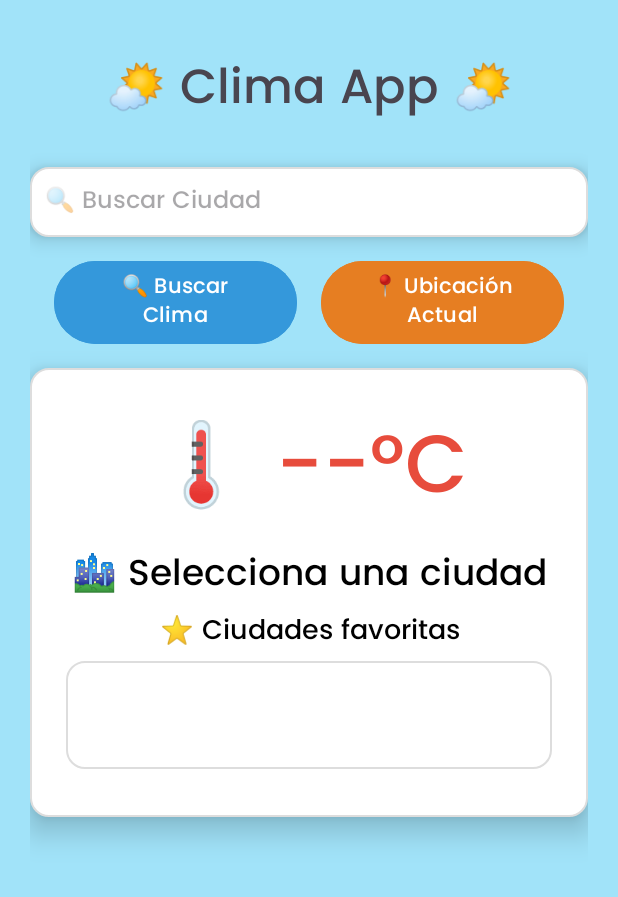
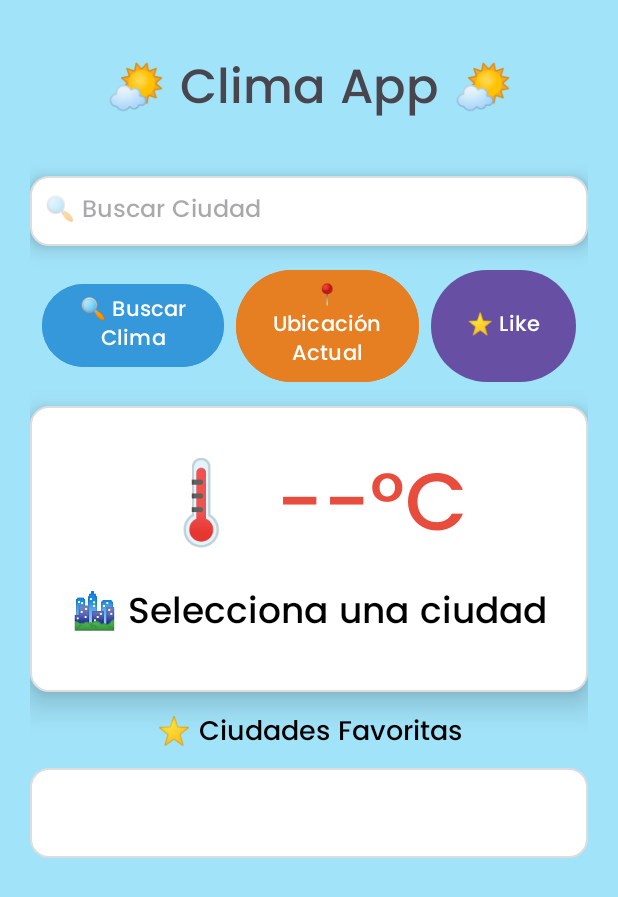
Before and after one commit to BuBaBug/DesafioLatam-AppDelClima, an Android app: the screen it shows after launch (MainActivity), after a tap on "📍 Ubicación Actual", on a phone screen of 412 x 824 dp. Shown: the top 897 px of the screen. Run offline under Robolectric (Android 15) with nearby library versions, the phone set to English and light mode, and no system bars; 1 statement that could not run was skipped.

Commit message:
add FilesEnd ClimaApp

```diff
--- a/app/build.gradle.kts
+++ b/app/build.gradle.kts
@@ -48,6 +48,8 @@ dependencies {
     implementation("org.jetbrains.kotlinx:kotlinx-coroutines-play-services:1.7.3")
     implementation("com.google.android.gms:play-services-location:21.0.1")
 
+    implementation("androidx.recyclerview:recyclerview:1.2.1")
+
     implementation(libs.androidx.core.ktx)
     implementation(libs.androidx.appcompat)
     implementation(libs.material)
--- a/app/src/main/java/com/example/appdelclima/MainActivity.kt
+++ b/app/src/main/java/com/example/appdelclima/MainActivity.kt
@@ -1,28 +1,38 @@
 package com.example.appdelclima
 
+import android.Manifest
+import android.content.pm.PackageManager
+import android.location.Geocoder
+import android.location.Location
 import android.os.Bundle
 import android.widget.*
 import androidx.activity.viewModels
 import androidx.appcompat.app.AppCompatActivity
+import androidx.core.app.ActivityCompat
 import androidx.recyclerview.widget.LinearLayoutManager
 import androidx.recyclerview.widget.RecyclerView
 import com.example.appdelclima.adapter.FavoritosAdapter
 import com.example.appdelclima.adapter.PronosticoAdapter
 import com.example.appdelclima.api.ClimaApiService
 import com.example.appdelclima.api.RetrofitClient
+import com.example.appdelclima.model.DiaPronostico
+import com.example.appdelclima.model.PronosticoItem
 import com.example.appdelclima.repository.ClimaRepository
 import com.example.appdelclima.utils.CacheManager
 import com.example.appdelclima.utils.Constants
 import com.example.appdelclima.viewmodel.ClimaViewModel
 import com.example.appdelclima.viewmodel.ClimaViewModelFactory
+import com.google.android.gms.location.LocationServices
+import java.io.IOException
+import java.util.Locale
+
+
 
 class MainActivity : AppCompatActivity() {
 
     private lateinit var etCiudad: EditText
     private lateinit var btnBuscar: Button
     private lateinit var btnUbicacion: Button
-
-
 
     private lateinit var tvTemperatura: TextView
     private lateinit var tvCiudad: TextView
@@ -67,40 +77,14 @@ class MainActivity : AppCompatActivity() {
         }
         recyclerFavoritos.layoutManager = LinearLayoutManager(this, LinearLayoutManager.HORIZONTAL, false)
         recyclerFavoritos.adapter = favoritosAdapter
-        actualizarListaFavoritos()
 
         // Setup RecyclerView para pronóstico
         pronosticoAdapter = PronosticoAdapter(emptyList())
         recyclerPronostico.layoutManager = LinearLayoutManager(this)
         recyclerPronostico.adapter = pronosticoAdapter
 
-        recyclerFavoritos.layoutManager = LinearLayoutManager(this, LinearLayoutManager.HORIZONTAL, false)
-
-// Obtener favoritos guardados
-        val favoritos = FavoritosManager.obtenerFavoritos(this)
-
-        // Crear adapter con favoritos guardados
-        favoritosAdapter = FavoritosAdapter(favoritos) { ciudadSeleccionada ->
-            etCiudad.setText(ciudadSeleccionada)
-            buscarClimaYPronostico(ciudadSeleccionada)
-        }
-
-        recyclerFavoritos.layoutManager = LinearLayoutManager(this, LinearLayoutManager.HORIZONTAL, false)
-        favoritosAdapter = FavoritosAdapter(emptyList()) { ciudad ->
-            etCiudad.setText(ciudad)
-            buscarClimaYPronostico(ciudad)
-        }
-        recyclerFavoritos.adapter = favoritosAdapter
+        // Cargar y mostrar favoritos guardados al iniciar
         actualizarListaFavoritos()
-
-
-
-
-        // Setup RecyclerView para pronóstico
-        pronosticoAdapter = PronosticoAdapter(emptyList())
-        recyclerPronostico.layoutManager = LinearLayoutManager(this)
-        recyclerPronostico.adapter = pronosticoAdapter
-
 
         // Botón buscar
         btnBuscar.setOnClickListener {
@@ -114,10 +98,9 @@ class MainActivity : AppCompatActivity() {
             }
         }
 
-        // Botón ubicación - Aquí asumo que tienes LocationHelper o similar para obtener ubicación
+        // Botón ubicación (placeholder)
         btnUbicacion.setOnClickListener {
-            // Aquí implementarías lógica para obtener ubicación y llamar climaViewModel
-            Toast.makeText(this, "Funcionalidad de ubicación aún no implementada", Toast.LENGTH_SHORT).show()
+            obtenerUbicacionActual()
         }
 
         // Observadores LiveData para clima actual
@@ -132,10 +115,13 @@ class MainActivity : AppCompatActivity() {
         // Observador LiveData para pronóstico
         climaViewModel.pronostico.observe(this) { pronosticoResponse ->
             if (pronosticoResponse != null) {
-                pronosticoAdapter = PronosticoAdapter(pronosticoResponse.list)
+                val pronosticoPorDia = agruparPorDia(pronosticoResponse.list)
+                pronosticoAdapter = PronosticoAdapter(pronosticoPorDia)
                 recyclerPronostico.adapter = pronosticoAdapter
             }
         }
+
+
 
         // Observador LiveData para errores
         climaViewModel.error.observe(this) { errorMsg ->
@@ -143,15 +129,24 @@ class MainActivity : AppCompatActivity() {
                 Toast.makeText(this, errorMsg, Toast.LENGTH_SHORT).show()
             }
         }
+    }
 
-        val ciudadConsultada = etCiudad.text.toString().trim()
-        if (ciudadConsultada.isNotEmpty()) {
-            FavoritosManager.agregarFavorito(this, ciudadConsultada)
-            actualizarListaFavoritos()
+    override fun onRequestPermissionsResult(
+        requestCode: Int,
+        permissions: Array<out String>,
+        grantResults: IntArray
+    ) {
+        super.onRequestPermissionsResult(requestCode, permissions, grantResults)
+        if (requestCode == 1001) {
+            if (grantResults.isNotEmpty() && grantResults[0] == PackageManager.PERMISSION_GRANTED) {
+                // El permiso fue concedido, ahora llamamos otra vez para obtener la ubicación
+                obtenerUbicacionActual()
+            } else {
+                Toast.makeText(this, "Permiso de ubicación denegado", Toast.LENGTH_SHORT).show()
+            }
         }
+    }
 
-
-    }
 
     private fun buscarClimaYPronostico(ciudad: String) {
         climaViewModel.obtenerClima(ciudad, apiKey)
@@ -163,4 +158,77 @@ class MainActivity : AppCompatActivity() {
         favoritosAdapter.actualizarLista(favoritos)
     }
 
+    private fun obtenerUbicacionActual() {
+        if (ActivityCompat.checkSelfPermission(
+                this,
+                Manifest.permission.ACCESS_FINE_LOCATION
+            ) != PackageManager.PERMISSION_GRANTED
+        ) {
+            ActivityCompat.requestPermissions(
+                this,
+                arrayOf(Manifest.permission.ACCESS_FINE_LOCATION),
+                1001
+            )
+            return
+        }
+
+        val fusedLocationClient = LocationServices.getFusedLocationProviderClient(this)
+
+        val locationRequest = com.google.android.gms.location.LocationRequest.create().apply {
+            interval = 10000 // 10 segundos
+            fastestInterval = 5000
+            priority = com.google.android.gms.location.LocationRequest.PRIORITY_HIGH_ACCURACY
+            numUpdates = 1  // Solo una actualización
+        }
+
+        val locationCallback = object : com.google.android.gms.location.LocationCallback() {
+            override fun onLocationResult(locationResult: com.google.android.gms.location.LocationResult) {
+                val location = locationResult.lastLocation
+                if (location != null) {
+                    val geocoder = Geocoder(this@MainActivity, Locale.getDefault())
+                    try {
+                        val direcciones = geocoder.getFromLocation(location.latitude, location.longitude, 1)
+                        if (!direcciones.isNullOrEmpty()) {
+                            val ciudad = direcciones[0].locality ?: direcciones[0].subAdminArea
+                            ciudad?.let {
+                                etCiudad.setText(it)
+                                buscarClimaYPronostico(it)
+                                FavoritosManager.agregarFavorito(this@MainActivity, it)
+                                actualizarListaFavoritos()
+                            }
+                        } else {
+                            Toast.makeText(this@MainActivity, "No se pudo obtener la ciudad", Toast.LENGTH_SHORT).show()
+                        }
+                    } catch (e: IOException) {
+                        Toast.makeText(this@MainActivity, "Error al obtener la ciudad", Toast.LENGTH_SHORT).show()
+                    }
+                } else {
+                    Toast.makeText(this@MainActivity, "Ubicación no disponible", Toast.LENGTH_SHORT).show()
+                }
+                fusedLocationClient.removeLocationUpdates(this)
+            }
+        }
+
+        fusedLocationClient.requestLocationUpdates(locationRequest, locationCallback, mainLooper)
+    }
+
+
+    private fun agruparPorDia(lista: List<PronosticoItem>): List<DiaPronostico> {
+        val agrupado = lista.groupBy { it.dt_txt.substring(0, 10) } // Agrupar por fecha (YYYY-MM-DD)
+
+        return agrupado.entries.take(5).map { (fecha, itemsDelDia) ->
+            val temperaturaPromedio = itemsDelDia.map { it.main.temp }.average()
+            val descripcion = itemsDelDia[0].weather[0].description
+
+            DiaPronostico(
+                fecha = fecha,
+                temperatura = temperaturaPromedio,
+                descripcion = descripcion
+            )
+        }
+    }
+
+
+
+
 }
--- a/app/src/main/java/com/example/appdelclima/adapter/FavoritosAdapter.kt
+++ b/app/src/main/java/com/example/appdelclima/adapter/FavoritosAdapter.kt
@@ -19,9 +19,11 @@ class FavoritosAdapter(
                 if (posicion != RecyclerView.NO_POSITION) {
                     onCiudadClick(listaFavoritos[posicion])
                 }
+
             }
         }
     }
+
 
     override fun onCreateViewHolder(parent: ViewGroup, viewType: Int): FavoritoViewHolder {
         val view = LayoutInflater.from(parent.context)
--- a/app/src/main/java/com/example/appdelclima/model/PronosticoResponse.kt
+++ b/app/src/main/java/com/example/appdelclima/model/PronosticoResponse.kt
@@ -7,6 +7,6 @@ data class PronosticoResponse(
 
 data class PronosticoItem(
     val dt_txt: String,
-    val main: Main,
+    val main: MainPronostico,
     val weather: List<Weather>
 )
--- a/app/src/main/res/layout/activity_main.xml
+++ b/app/src/main/res/layout/activity_main.xml
@@ -4,12 +4,12 @@
     android:id="@+id/layoutMain"
     android:layout_width="match_parent"
     android:layout_height="match_parent"
+    android:orientation="vertical"
     android:padding="20dp"
-    android:orientation="vertical"
     android:background="#A1E3F9"
     tools:context=".MainActivity">
 
-    <!-- Título de la app -->
+    <!-- TÍTULO -->
     <TextView
         android:text="🌤️ Clima App 🌤️"
         android:fontFamily="@font/poppins_family"
@@ -17,44 +17,44 @@
         android:layout_height="wrap_content"
         android:textSize="32sp"
         android:gravity="center"
-        android:layout_marginBottom="10dp"
+        android:layout_marginBottom="16dp"
         android:padding="14dp"
         android:elevation="4dp" />
 
-    <!-- Campo de entrada para ciudad -->
+    <!-- BÚSQUEDA DE CIUDAD -->
     <EditText
         android:id="@+id/etCiudad"
-        android:inputType="text"
-        android:hint="🔍 Buscar Ciudad"
-        android:fontFamily="@font/poppins_family"
         android:layout_width="match_parent"
         android:layout_height="wrap_content"
+        android:hint="🔍 Buscar Ciudad"
+        android:inputType="text"
+        android:fontFamily="@font/poppins_family"
+        android:textSize="16sp"
+        android:background="@drawable/edittext_background"
         android:padding="10dp"
-        android:background="@drawable/edittext_background"
-        android:layout_marginBottom="12dp"
         android:elevation="8dp"
-        android:textSize="16sp"/>
+        android:layout_marginBottom="12dp" />
 
-    <!-- Botones de acción -->
+    <!-- BOTONES: Buscar / Ubicación / Favoritos -->
     <LinearLayout
         android:layout_width="match_parent"
         android:layout_height="wrap_content"
         android:orientation="horizontal"
-        android:gravity="center"
-        android:layout_marginBottom="8dp"
-        android:paddingHorizontal="16dp">
+        android:gravity="center_vertical"
+        android:layout_marginBottom="12dp"
+        android:paddingHorizontal="8dp">
 
         <Button
             android:id="@+id/btnBuscar"
-            android:text="🔍 Buscar Clima"
             android:layout_width="0dp"
             android:layout_height="wrap_content"
             android:layout_weight="1"
-            android:textSize="14sp"
-            android:layout_marginEnd="8dp"
+            android:text="🔍 Buscar Clima"
             android:backgroundTint="#3498DB"
             android:textColor="@android:color/white"
-            android:fontFamily="@font/poppins_family"/>
+            android:textSize="14sp"
+            android:fontFamily="@font/poppins_family"
+            android:layout_marginEnd="8dp" />
 
         <Button
             android:id="@+id/btnUbicacion"
@@ -62,14 +62,24 @@
             android:layout_height="wrap_content"
             android:layout_weight="1"
             android:text="📍 Ubicación Actual"
+            android:backgroundTint="#E67E22"
+            android:textColor="@android:color/white"
             android:textSize="14sp"
             android:fontFamily="@font/poppins_family"
-            android:layout_marginStart="8dp"
-            android:backgroundTint="#E67E22"
-            android:textColor="@android:color/white" />
+            android:layout_marginEnd="8dp" />
+
+        <Button
+            android:id="@+id/btnFavoritos"
+            android:layout_width="wrap_content"
+            android:layout_height="match_parent"
+            android:text="⭐ Like"
+            android:textSize="14sp"
+            android:fontFamily="@font/poppins_family"/>
+
     </LinearLayout>
 
-    <!-- Card para mostrar información del clima -->
+
+    <!-- INFORMACIÓN DEL CLIMA -->
     <LinearLayout
         android:layout_width="match_parent"
         android:layout_height="wrap_content"
@@ -77,7 +87,7 @@
         android:background="@drawable/edittext_background"
         android:padding="24dp"
         android:elevation="12dp"
-        android:layout_marginTop="4dp">
+        android:layout_marginBottom="12dp">
 
         <TextView
             android:id="@+id/tvTemperatura"
@@ -99,43 +109,31 @@
             android:textSize="24sp"
             android:textColor="#000000"
             android:gravity="center"
-            android:layout_marginBottom="2dp" />
+            android:layout_marginBottom="8dp" />
+    </LinearLayout>
 
+    <!-- CIUDADES FAVORITAS -->
     <TextView
         android:layout_width="match_parent"
         android:layout_height="wrap_content"
-            android:text="⭐ Ciudades favoritas"
+        android:layout_marginBottom="4dp"
         android:fontFamily="@font/poppins_family"
-            android:textSize="18sp"
         android:gravity="center"
         android:paddingBottom="4dp"
-            android:textColor="#000000"/>
+        android:text="⭐ Ciudades Favoritas"
+        android:textColor="#000000"
+        android:textSize="18sp" />
 
-        <LinearLayout
-            android:layout_width="match_parent"
-            android:layout_height="wrap_content"
-            android:orientation="vertical"
-            android:gravity="center"
-            android:layout_marginBottom="8dp"
-            android:background="@drawable/edittext_background"
-            android:paddingHorizontal="16dp">
-
-            <!-- RecyclerView para ciudades favoritas -->
     <androidx.recyclerview.widget.RecyclerView
         android:id="@+id/recyclerFavoritos"
         android:layout_width="match_parent"
         android:layout_height="60dp"
+        android:background="@drawable/edittext_background"
+        android:padding="8dp"
         android:layout_marginBottom="12dp"
-                android:clipToPadding="false"
-                android:padding="8dp"
-                tools:listitem="@android:layout/simple_list_item_1"
-                />
+        tools:listitem="@android:layout/simple_list_item_1" />
 
-        </LinearLayout>
-
-    </LinearLayout>
-
-    <!-- RecyclerView para mostrar el pronóstico extendido de 5 días -->
+    <!-- PRONÓSTICO EXTENDIDO -->
     <androidx.recyclerview.widget.RecyclerView
         android:id="@+id/recyclerPronostico"
         android:layout_width="match_parent"
```
Also changed, not shown: app/src/main/java/com/example/appdelclima/PronosticoActivity.kt (+19 -5 lines), app/src/main/java/com/example/appdelclima/adapter/PronosticoAdapter.kt (+31 -16 lines), app/src/main/java/com/example/appdelclima/model/MainPronostico.kt (added, +7 -0 lines). Lines whose indentation alone changed are shown as unchanged.
